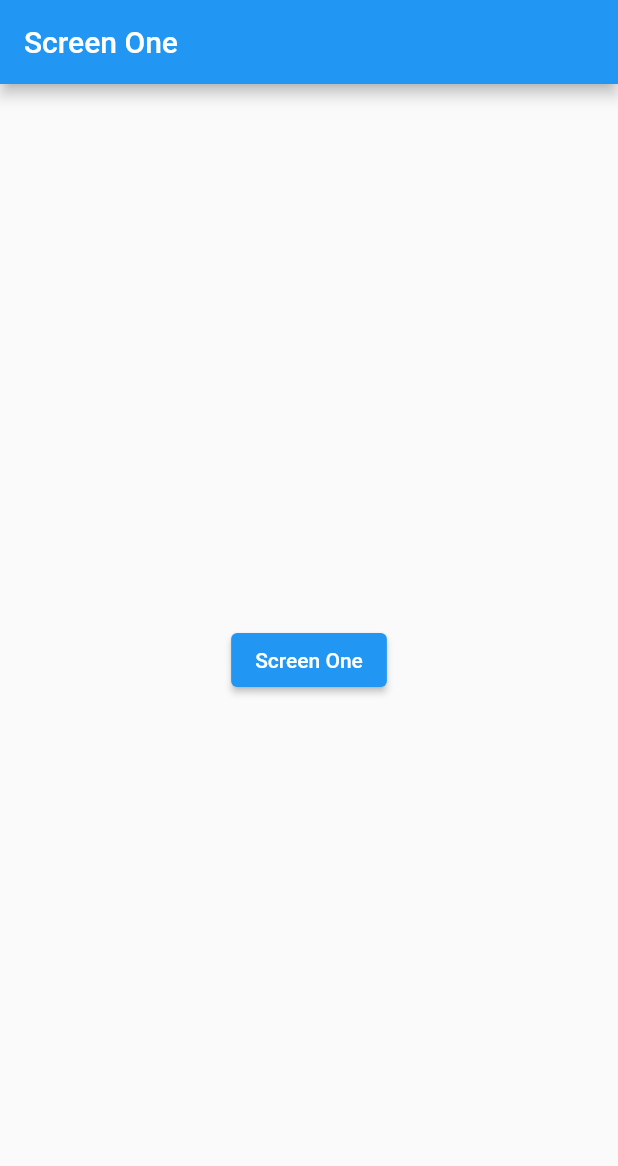
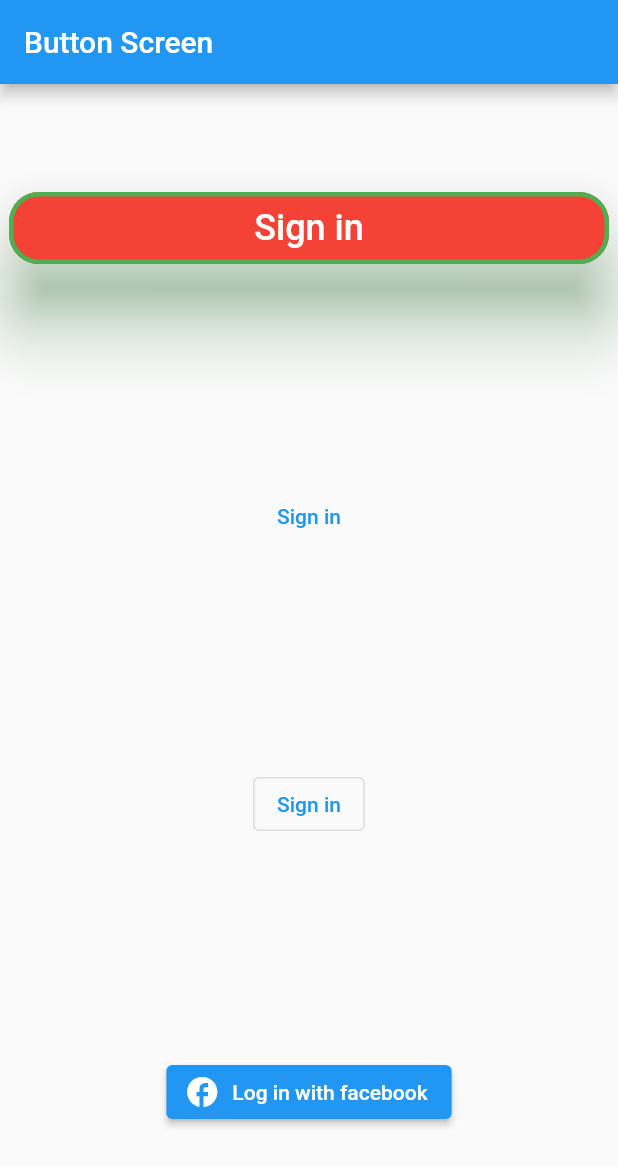
Before and after one commit to jpmehedi/ict-flutter-batch-7, a Flutter app: the screen it shows after launch, on a phone screen of 412 x 824 dp. Shown: the top 1166 px of the screen. Run offline on Flutter 3.47's test engine with Material 2 defaults, Android fonts, the phone set to English and light mode, and no system bars.

Commit message:
ElevatedButton, TextButton, OutelineButton, ElevatedButton with icon

```diff
--- /dev/null
+++ b/lib/button_screen.dart
@@ -0,0 +1,61 @@
+import 'package:flutter/material.dart';
+
+class ButtonScreen extends StatelessWidget {
+  const ButtonScreen({ Key? key }) : super(key: key);
+
+  @override
+  Widget build(BuildContext context) {
+    return Scaffold(
+      appBar: AppBar(title: Text("Button Screen"),),
+      body: Container(
+        width: double.infinity,
+        child: Column(
+          mainAxisAlignment: MainAxisAlignment.spaceAround,
+          children: [
+            SizedBox(
+              width: 400,
+              height: 48,
+              child: ElevatedButton(
+                // onPressed: null,
+                onPressed: (){},
+                child: Text("Sign in", style: TextStyle(fontSize: 24),),
+                style: ElevatedButton.styleFrom(
+                  primary: Colors.red,
+                  elevation: 20,
+                  shadowColor: Colors.green,
+                  // padding: EdgeInsets.symmetric(horizontal: 100, vertical: 20)
+                  // shape: CircleBorder()
+                  shape: RoundedRectangleBorder(
+                    // borderRadius: BorderRadius.only(topLeft: Radius.circular(30))
+                    borderRadius: BorderRadius.circular(20),
+                    side: BorderSide(
+                      color: Colors.green,
+                      width: 3,
+                      // style: BorderStyle.none
+                    )
+                  )
+                ),
+              ),
+            ),
+
+            TextButton(
+              onPressed: (){},
+              child: Text("Sign in")
+            ),
+
+            OutlinedButton(
+              onPressed: (){},
+              child: Text("Sign in"),
+            ),
+
+            ElevatedButton.icon(
+              onPressed: (){},
+              icon: Icon(Icons.facebook),
+              label: Text("Log in with facebook")
+            )
+          ],
+        ),
+      ),
+    );
+  }
+}
--- a/lib/main.dart
+++ b/lib/main.dart
@@ -1,5 +1,5 @@
 
-import 'package:demo_project/screen_one.dart';
+import 'package:demo_project/button_screen.dart';
 import 'package:flutter/material.dart';
 
 
@@ -14,7 +14,7 @@ void main () {
       // home: HomePage()
       // home: ProfileScreen(),
       // home: ContactList(),
-      home: ScreenOne(),
+      home: ButtonScreen(),
     ),
   );
 }
```
